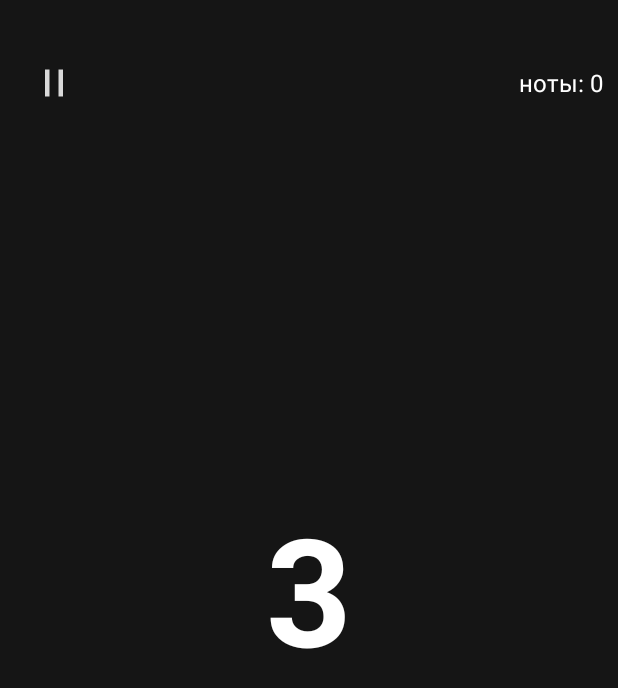
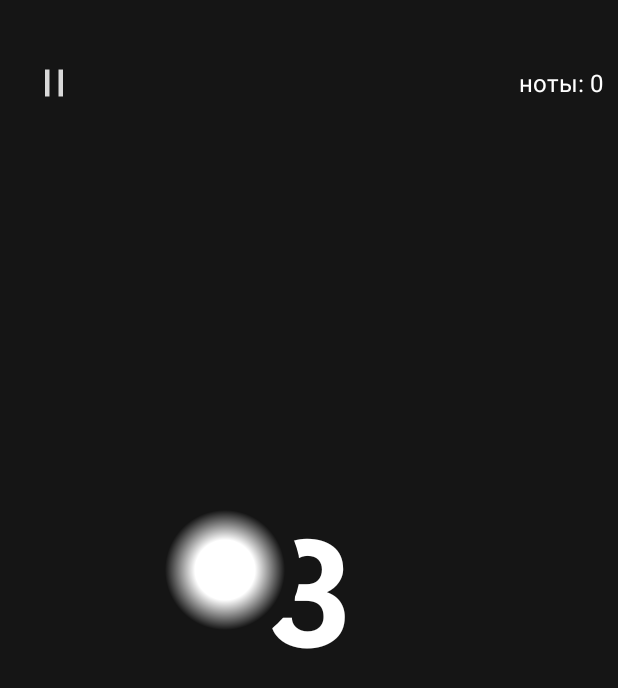
Before and after one commit to Steiden/RythmGame, an Android app: the GameCreatorActivity screen opened directly, with no data from a screen before it, on a phone screen of 412 x 824 dp. Shown: the top 688 px of the screen. Run offline under Robolectric (Android 15) with nearby library versions, the phone set to English and light mode, and no system bars; our stand-ins replace Room's generated code.

Commit message:
Создание вспышки после создания ноты

```diff
--- a/app/src/main/java/com/example/rythmgame/GameCreator.java
+++ b/app/src/main/java/com/example/rythmgame/GameCreator.java
@@ -72,6 +72,12 @@ public class GameCreator {
                 noteCount++;
                 noteCountTextView.setText("notes: " + noteCount);
 
+                // Создание вспышки после нажатия
+                new FlashElement(this.context, gameContainer)
+                        .create()
+                        .place(coordinates[0], coordinates[1]);
+
+
                 return true;
             }
 
--- /dev/null
+++ b/app/src/main/res/drawable/flash_style.xml
@@ -0,0 +1,14 @@
+<?xml version="1.0" encoding="utf-8"?>
+<shape xmlns:android="http://schemas.android.com/apk/res/android"
+    android:shape="oval">
+
+    <size android:width="100dp" android:height="100dp"/>
+
+    <gradient
+        android:startColor="@color/white"
+        android:centerColor="@color/white"
+        android:endColor="@color/blackBackground"
+        android:gradientRadius="40dp"
+        android:type="radial"/>
+
+</shape>
--- a/app/src/main/res/layout/activity_game_creator.xml
+++ b/app/src/main/res/layout/activity_game_creator.xml
@@ -74,6 +74,13 @@
                 android:textStyle="bold"
                 android:translationY="-60dp" />
 
+            <View
+                android:layout_width="100dp"
+                android:layout_height="100dp"
+                android:translationX="100dp"
+                android:translationY="250dp"
+                android:background="@drawable/flash_style"/>
+
 <!--                        <RelativeLayout-->
 <!--                            android:layout_width="150dp"-->
 <!--                            android:layout_height="150dp">-->
```
Also changed, not shown: app/src/main/java/com/example/rythmgame/FlashElement.java (added, +39 -0 lines).
